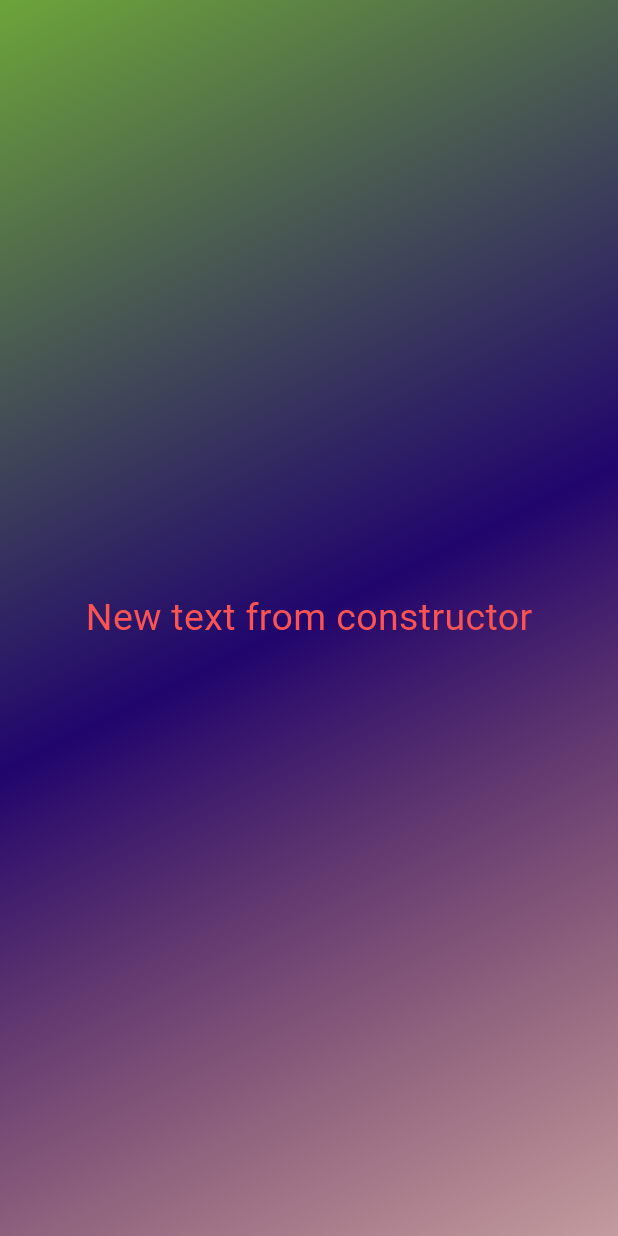
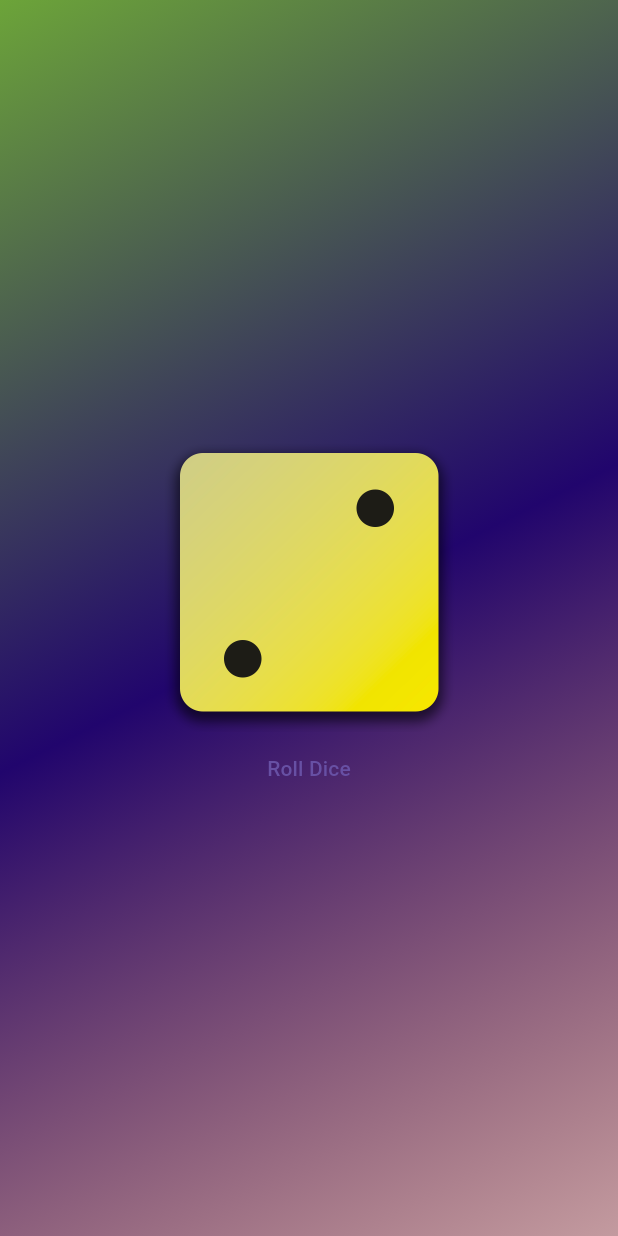
Before and after one commit to erickmwarama2/flutter-dice-app, a Flutter app: the screen it shows after launch, on a phone screen of 412 x 824 dp. Run offline on Flutter 3.47's test engine with Material 3 defaults, Android fonts, the phone set to English and light mode, and no system bars.

Commit message:
add roll dice function

```diff
--- a/lib/gradient_container.dart
+++ b/lib/gradient_container.dart
@@ -8,14 +8,31 @@ class GradientContainer extends StatelessWidget {
 
   final List<Color> colors;
 
+  void rollDice() {
+
+  }
+
   @override
   Widget build(BuildContext context) {
     return Container(
-      decoration:  BoxDecoration(
-        gradient: LinearGradient(colors: colors, begin: startAlignment, end: endAlignment),
+      decoration: BoxDecoration(
+        gradient: LinearGradient(
+            colors: colors, begin: startAlignment, end: endAlignment),
       ),
       child: Center(
-        child: StyledText('New text from constructor'),
+        child: Column(
+          mainAxisSize: MainAxisSize.min,
+          children: [
+            Image.asset(
+              'assets/images/dice-2.png',
+              width: 200,
+            ),
+            TextButton(
+              onPressed: rollDice,
+              child: const Text('Roll Dice'),
+            ),
+          ],
+        ),
       ),
     );
   }
@@ -24,7 +41,7 @@ class GradientContainer extends StatelessWidget {
 // ignore: must_be_immutable
 class StyledText extends StatelessWidget {
   // StyledText(this.text, {super.key});
-  StyledText(String text, {super.key}): outputText = text;
+  StyledText(String text, {super.key}) : outputText = text;
 
   // String text;
   String outputText;
```
Also changed, not shown: pubspec.yaml (+7 -3 lines), assets/images/dice-1.png (added), assets/images/dice-2.png (added), assets/images/dice-3.png (added), assets/images/dice-4.png (added), assets/images/dice-5.png (added), assets/images/dice-6.png (added).
